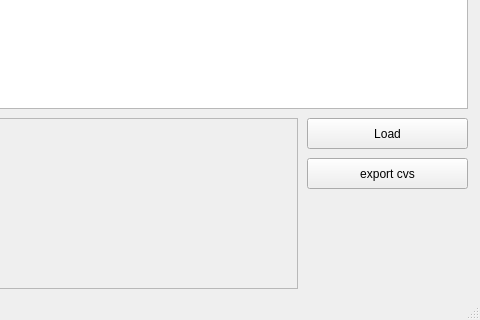
crazylittleJ/LineMsgCounter, file mainwindow.ui: the form before one commit; both pictures show x 213 to 693 and y 142 to 462 of the 693 by 462 pixel window.
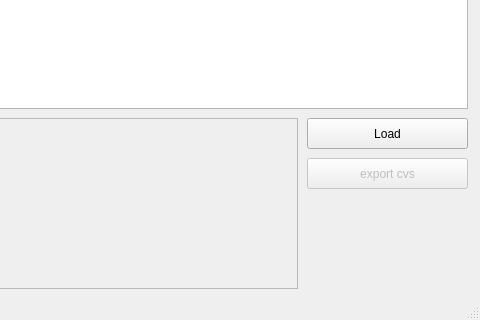
The form after the commit.

Commit message: [Update] 1. Can accept space/tab format. 2. Using UTF-8 Encoding.

The edit to the form file:
```diff
--- a/mainwindow.ui
+++ b/mainwindow.ui
@@ -46,6 +46,9 @@
     </property>
    </widget>
    <widget class="QPushButton" name="pushButton_2">
+    <property name="enabled">
+     <bool>false</bool>
+    </property>
     <property name="geometry">
      <rect>
       <x>520</x>
```
The commit also changes 5 other files.
